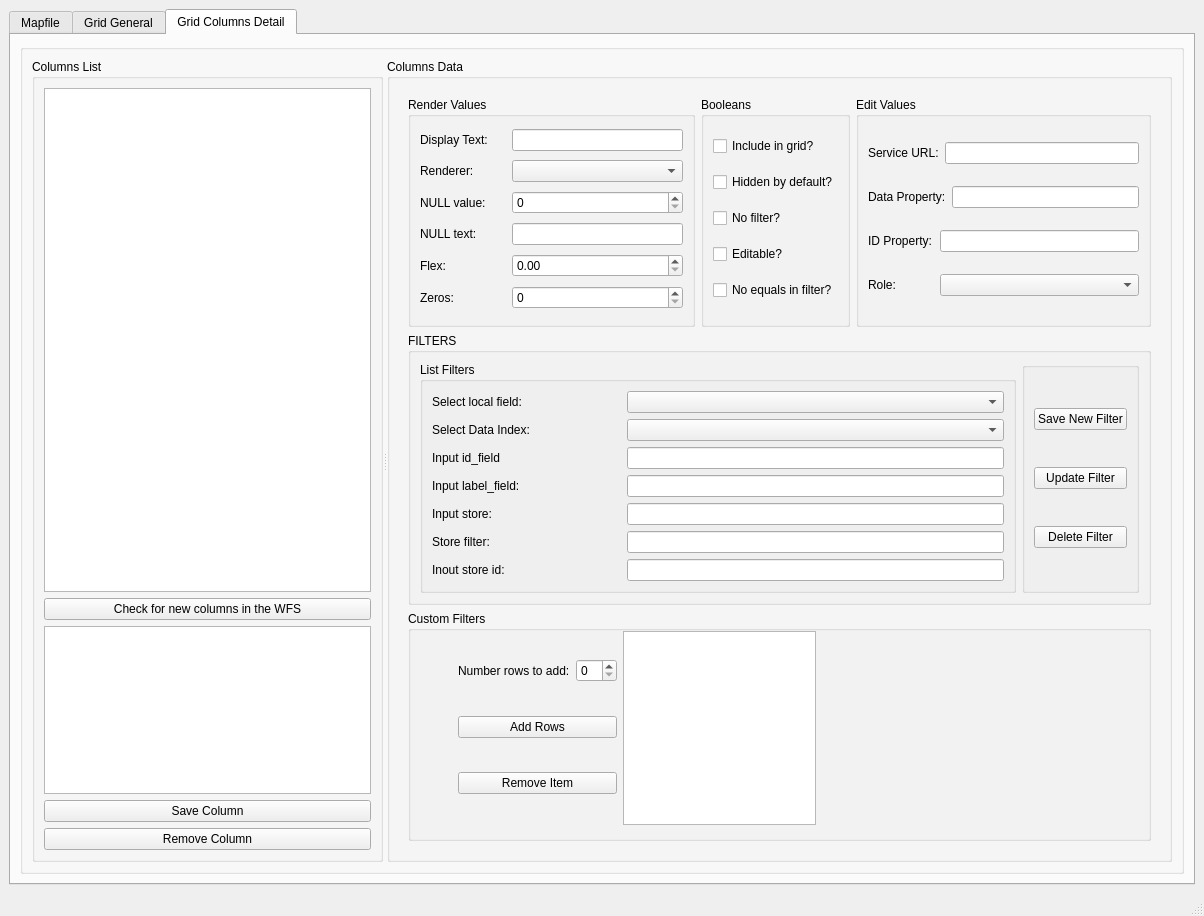
This is QTFiles/LayerMaker_Manual_redo_fixed_aligned3_toplevel_tabs.ui in select-8/LayerMaker as Qt 5 draws it before an edit. The edited form follows.
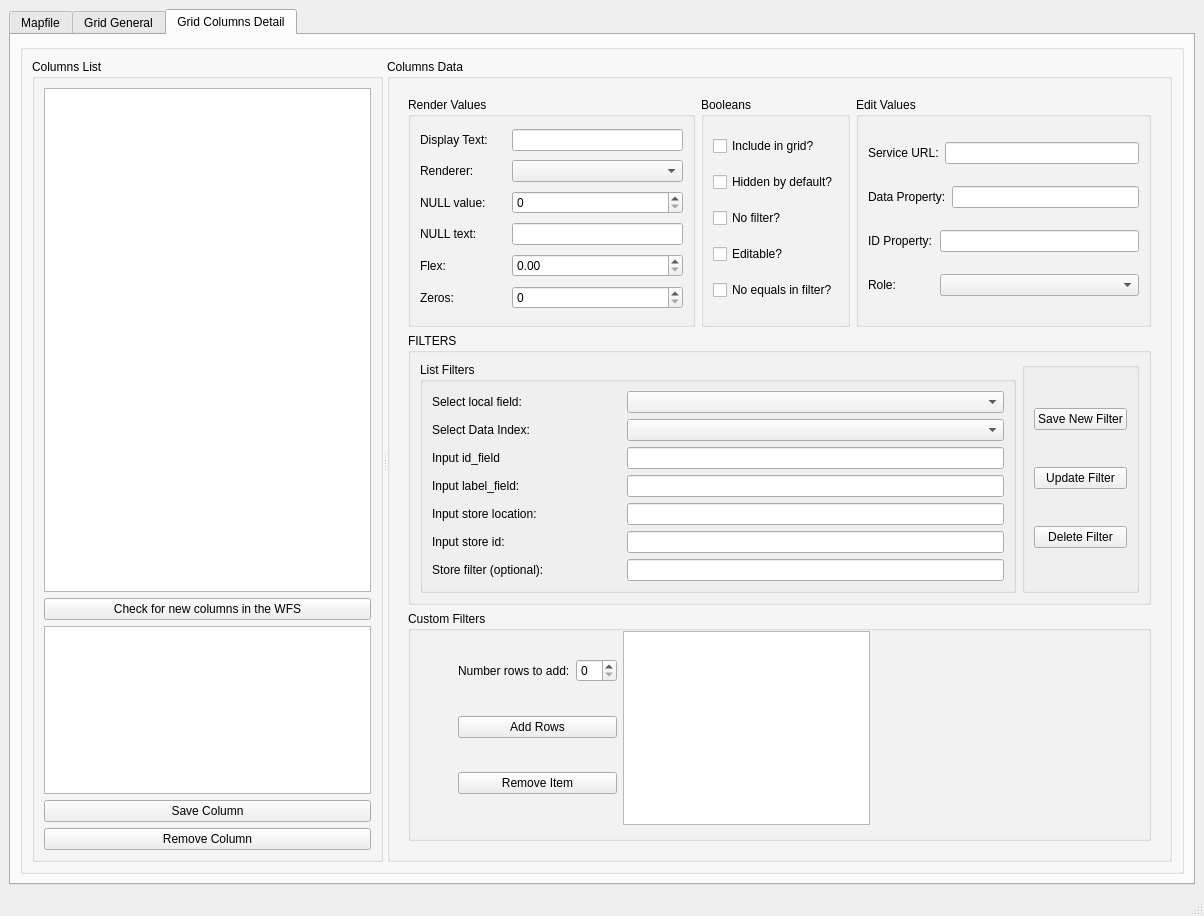
This is the edited form. The open tabs and pages were chosen to show the change.

```diff
--- a/QTFiles/LayerMaker_Manual_redo_fixed_aligned3_toplevel_tabs.ui
+++ b/QTFiles/LayerMaker_Manual_redo_fixed_aligned3_toplevel_tabs.ui
@@ -1187,26 +1187,12 @@
                            <item>
                             <widget class="QLabel" name="label_20">
                              <property name="text">
-                              <string>Input store:</string>
+                              <string>Input store location:</string>
                              </property>
                             </widget>
                            </item>
                            <item>
-                            <widget class="QLineEdit" name="LE_InputStore"/>
-                           </item>
-                          </layout>
-                         </item>
-                         <item>
-                          <layout class="QHBoxLayout" name="horizontalLayout_53" stretch="1,2">
-                           <item>
-                            <widget class="QLabel" name="label_33">
-                             <property name="text">
-                              <string>Store filter:</string>
-                             </property>
-                            </widget>
-                           </item>
-                           <item>
-                            <widget class="QLineEdit" name="LE_InputStoreFilter"/>
+                            <widget class="QLineEdit" name="LE_InputStoreLocation"/>
                            </item>
                           </layout>
                          </item>
@@ -1215,7 +1201,7 @@
                            <item>
                             <widget class="QLabel" name="label_21">
                              <property name="text">
-                              <string>Inout store id:</string>
+                              <string>Input store id:</string>
                              </property>
                             </widget>
                            </item>
@@ -1224,6 +1210,20 @@
                            </item>
                           </layout>
                          </item>
+                         <item>
+                          <layout class="QHBoxLayout" name="horizontalLayout_53" stretch="1,2">
+                           <item>
+                            <widget class="QLabel" name="label_33">
+                             <property name="text">
+                              <string>Store filter (optional):</string>
+                             </property>
+                            </widget>
+                           </item>
+                           <item>
+                            <widget class="QLineEdit" name="LE_InputStoreFilter"/>
+                           </item>
+                          </layout>
+                         </item>
                         </layout>
                        </widget>
                       </item>
@@ -1270,7 +1270,7 @@
                        <rect>
                         <x>50</x>
                         <y>20</y>
-                        <width>358</width>
+                        <width>412</width>
                         <height>194</height>
                        </rect>
                       </property>
@@ -1308,7 +1308,17 @@
                         </layout>
                        </item>
                        <item>
-                        <widget class="QTableWidget" name="TW_CustomList"/>
+                        <widget class="QTableWidget" name="TW_CustomList">
+                         <property name="sizePolicy">
+                          <sizepolicy hsizetype="MinimumExpanding" vsizetype="Expanding">
+                           <horstretch>0</horstretch>
+                           <verstretch>0</verstretch>
+                          </sizepolicy>
+                         </property>
+                         <property name="editTriggers">
+                          <set>QAbstractItemView::AnyKeyPressed|QAbstractItemView::DoubleClicked|QAbstractItemView::EditKeyPressed|QAbstractItemView::SelectedClicked</set>
+                         </property>
+                        </widget>
                        </item>
                       </layout>
                      </widget>
```
Left out of the diff: 9 changed lines with no effect on the pictures.
